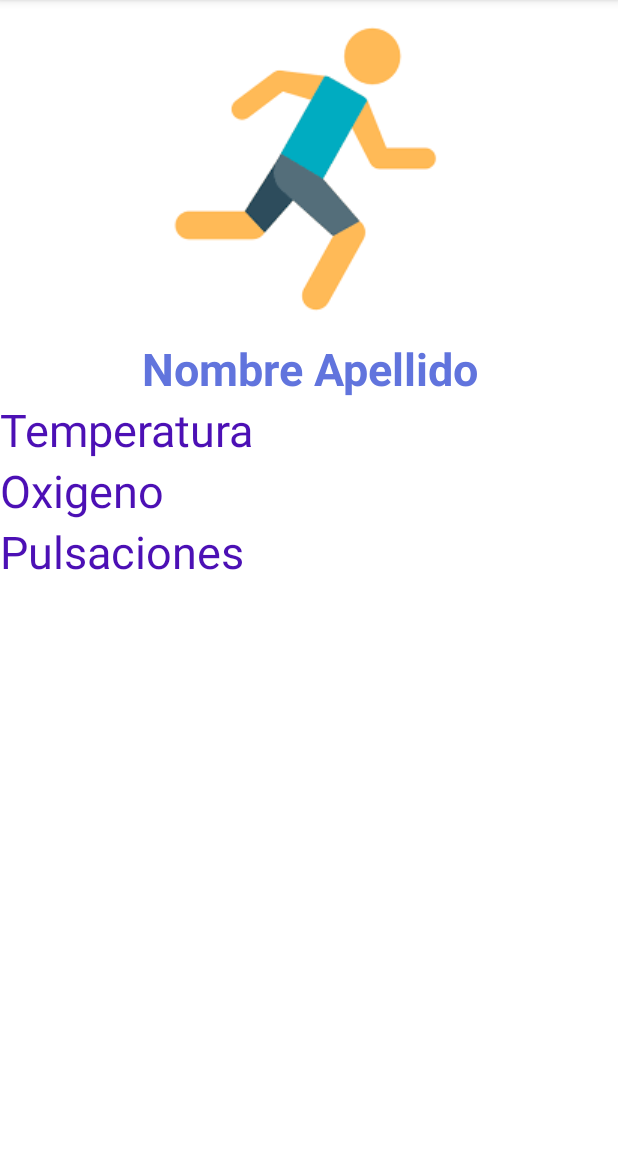
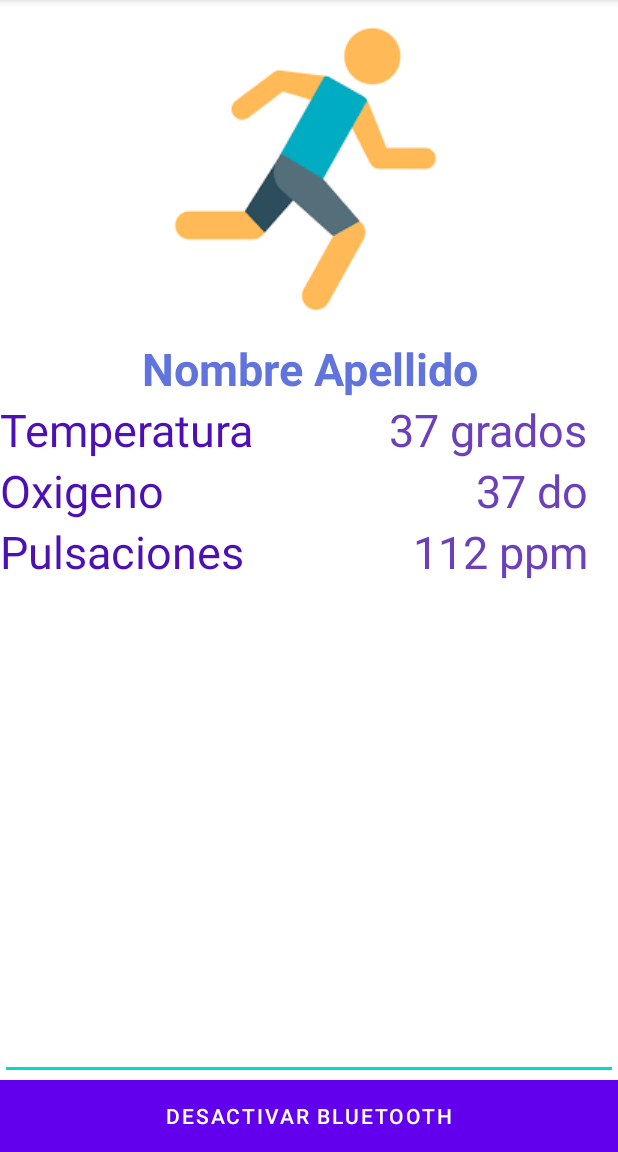
Before and after one commit to nejagope/ACE2_2S21_G29, an Android app: the MainActivity2 screen opened directly, with no data from a screen before it, on a phone screen of 412 x 824 dp, the part 84-1236 px from its top. Run offline under Robolectric (Android 15) with nearby library versions, the phone set to English and light mode, and no system bars; our stand-ins replace Volley; libraries missing offline, so code that uses them is left out: com.example.hp; network calls fail; 4 statements that could not run were skipped.

Commit message:
app final

```diff
--- a/Practica 1/app/ArduinoBT/app/src/main/java/com/example/arduinobt/MainActivity.kt
+++ b/Practica 1/app/ArduinoBT/app/src/main/java/com/example/arduinobt/MainActivity.kt
@@ -21,6 +21,6 @@ class MainActivity : AppCompatActivity() {
             bluetoothJhr.Disp_Seleccionado(view, i, MainActivity2::class.java)
         }
 
-        Toast.makeText(this, "Bienvenido", Toast.LENGTH_LONG).show()
+        //Toast.makeText(this, "Bienvenido", Toast.LENGTH_LONG).show()
     }
 }
--- a/Practica 1/app/ArduinoBT/app/src/main/java/com/example/arduinobt/MainActivity2.kt
+++ b/Practica 1/app/ArduinoBT/app/src/main/java/com/example/arduinobt/MainActivity2.kt
@@ -3,10 +3,7 @@ package com.example.arduinobt
 import android.content.Intent
 import androidx.appcompat.app.AppCompatActivity
 import android.os.Bundle
-import android.widget.Button
-import android.widget.ListView
-import android.widget.TextView
-import android.widget.Toast
+import android.widget.*
 import com.android.volley.AuthFailureError
 import com.android.volley.Request
 import com.android.volley.Response
@@ -29,38 +26,49 @@ class MainActivity2 : AppCompatActivity() {
         val temp :TextView = findViewById(R.id.tvt_temp)
         val oxigeno :TextView = findViewById(R.id.tvt_hmd)
         val rpm :TextView = findViewById(R.id.tvt_pulso)
+        val info : EditText = findViewById(R.id.edt_info)
 
-        nombre.text = GlobalValues.nombre + " " + GlobalValues.apellido
+        //nombre.text = GlobalValues.nombre + " " + GlobalValues.apellido
+        var codigo = GlobalValues.codigo
 
         bluetoothJhr = BluetoothJhr(MainActivity::class.java,this)
-        var me:String = ""
 
         thread(start = true){
+            var datos: String = ""
+
             while(boolean){
                 Thread.sleep(1000)
-                val datos = bluetoothJhr.Rx()
+                datos = bluetoothJhr.Rx()
+                //datos = "12,15,28#"
 
-                val t = "38"
-                val o = "77"
-                val r = "126"
+                //this@MainActivity2.runOnUiThread(java.lang.Runnable {
+                    if(datos.contains("#")){
+                        var lineas = datos.split("#").toTypedArray()
 
-                 me = datos.toString()
+                        for (linea in lineas){
+                            var valores = linea.split(",").toTypedArray()
 
-                this@MainActivity2.runOnUiThread(java.lang.Runnable {
-                    temp.text = t + " grados"
-                    oxigeno.text = o + " oxg"
-                    rpm.text = r + " rpm"
+                            if(valores.size==3){
+                                var t = valores[0]
+                                var o = valores[1]
+                                var r = valores[2]
 
+                                //temp.text = t + " grados"
+                                //oxigeno.text = o + " do"
+                                //rpm.text = r + " ppm"
 
-                    Toast.makeText(this, me, Toast.LENGTH_LONG).show()
-                    val url = "http://practica1arq2.azurewebsites.net/prueba.asmx/CargarInformacion"
-                    //requestWebService(url, GlobalValues.codigo, t, o, r)
+                                //info.setText(linea.toString())
 
-                    temp.text = ""
-                    oxigeno.text = ""
-                    rpm.text = ""
-                })
-                me = ""
+                                this@MainActivity2.runOnUiThread(java.lang.Runnable {
+                                    val url = "http://practica1arq2.azurewebsites.net/prueba.asmx/CargarInformacion"
+                                    //Toast.makeText(this, codigo, Toast.LENGTH_LONG).show()
+                                    requestWebService(url, codigo, t, o, r)
+                                })
+                            }
+                        }
+                        bluetoothJhr.ResetearRx()
+                    }
+                //})
             }
         }
     }
--- a/Practica 1/app/ArduinoBT/app/src/main/res/layout/activity_main2.xml
+++ b/Practica 1/app/ArduinoBT/app/src/main/res/layout/activity_main2.xml
@@ -60,7 +60,7 @@
         android:layout_below="@id/tvt_temp"
         android:layout_alignParentEnd="true"
         android:paddingRight="20dp"
-        android:text="37 g"
+        android:text="37 do"
         android:textColor="#6B40BA"
         android:textSize="30dp"></TextView>
 
@@ -80,8 +80,27 @@
         android:layout_below="@id/tvt_hmd"
         android:layout_alignParentEnd="true"
         android:paddingRight="20dp"
-        android:text="112 rpm"
+        android:text="112 ppm"
         android:textColor="#6B40BA"
         android:textSize="30dp"></TextView>
 
+    <EditText
+        android:id="@+id/edt_info"
+        android:layout_width="match_parent"
+        android:layout_height="wrap_content"
+        android:layout_above="@id/btn_close"
+        android:ems="10"
+        android:inputType="textPersonName"
+        android:textColor="#9C27B0" />
+
+    <Button
+        android:id="@+id/btn_close"
+        android:layout_width="match_parent"
+        android:layout_height="wrap_content"
+        android:layout_alignParentBottom="true"
+        android:background="#3F51B5"
+        android:text="Desactivar Bluetooth"
+        android:textColor="#FFFFFF" />
+
+
 </RelativeLayout>
```
